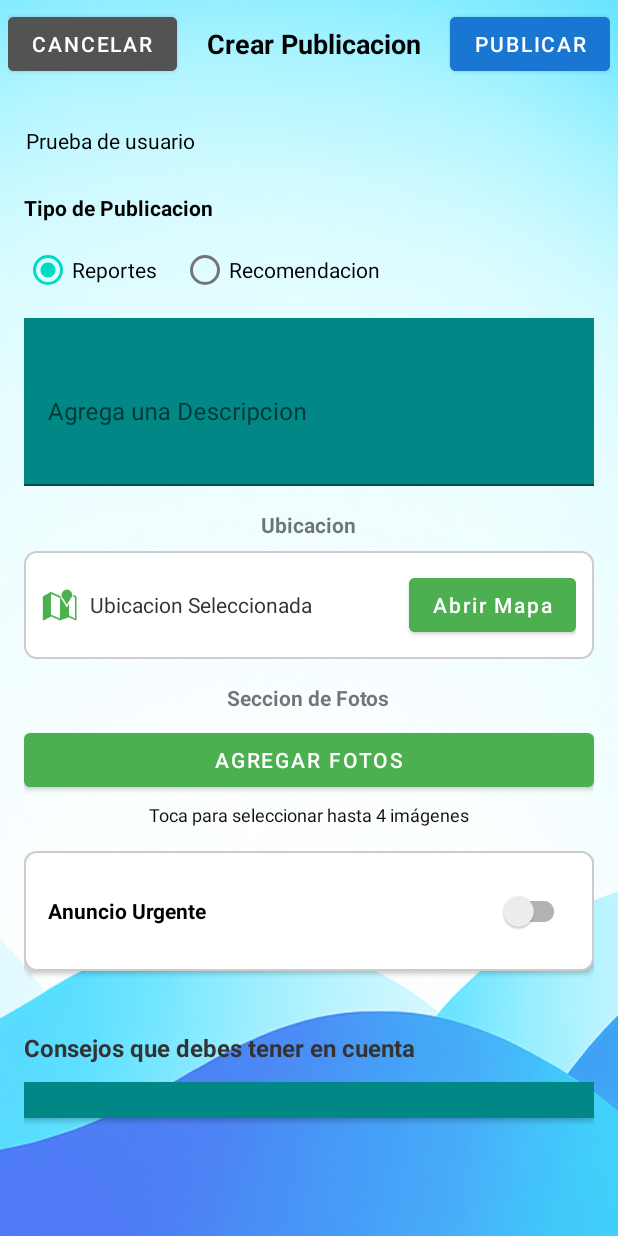
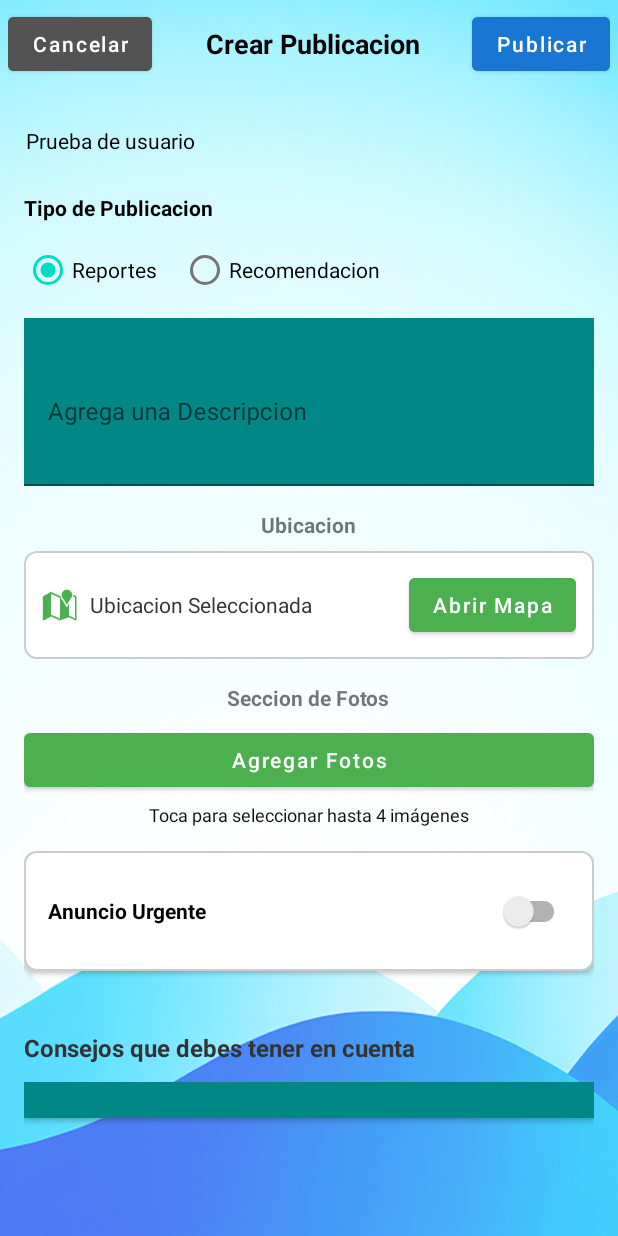
Before and after one commit to JoeCancer92/ProyectoAppTeam, an Android app: the fragment PublicarFragment placed in its activity, on a phone screen of 412 x 824 dp. Run offline under Robolectric (Android 15) with nearby library versions, the light colour scheme and no system bars; libraries missing offline, so code that uses them is left out: com.backendless, com.backendless.async, com.backendless.exceptions, com.backendless.files, com.backendless.persistence; 5 statements that could not run were skipped.

Commit message:
actualizacion V3

```diff
--- a/app/src/main/res/layout/activity_detalle_publicacion.xml
+++ b/app/src/main/res/layout/activity_detalle_publicacion.xml
@@ -119,6 +119,7 @@
                     android:text="Ver interacciones"
                     android:backgroundTint="@color/colorPrimary"
                     android:textColor="@android:color/white"
+                    android:textAllCaps="false"
                     android:layout_marginTop="16dp" />
 
             </LinearLayout>
--- a/app/src/main/res/layout/fragment_publicar.xml
+++ b/app/src/main/res/layout/fragment_publicar.xml
@@ -24,6 +24,7 @@
             android:layout_width="wrap_content"
             android:layout_height="wrap_content"
             android:text="@string/cancelarpubli"
+            android:textAllCaps="false"
             android:backgroundTint="#545353"
             android:textColor="#FFFFFF" />
 
@@ -43,6 +44,7 @@
             android:layout_width="wrap_content"
             android:layout_height="wrap_content"
             android:text="@string/publicar"
+            android:textAllCaps="false"
             android:backgroundTint="#1976D2"
             android:textColor="#FFFFFF" />
     </LinearLayout>
@@ -189,6 +191,7 @@
                 android:layout_width="match_parent"
                 android:layout_height="wrap_content"
                 android:text="@string/agregar_fotos"
+                android:textAllCaps="false"
                 android:layout_marginBottom="4dp" />
 
             <TextView
```
